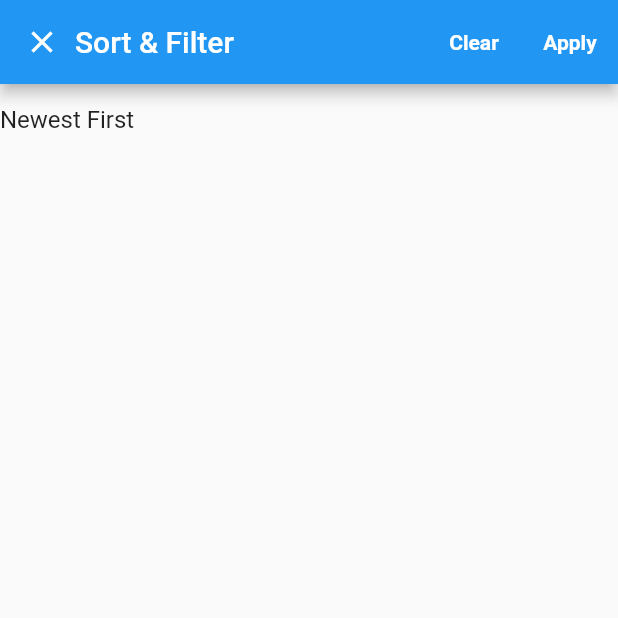
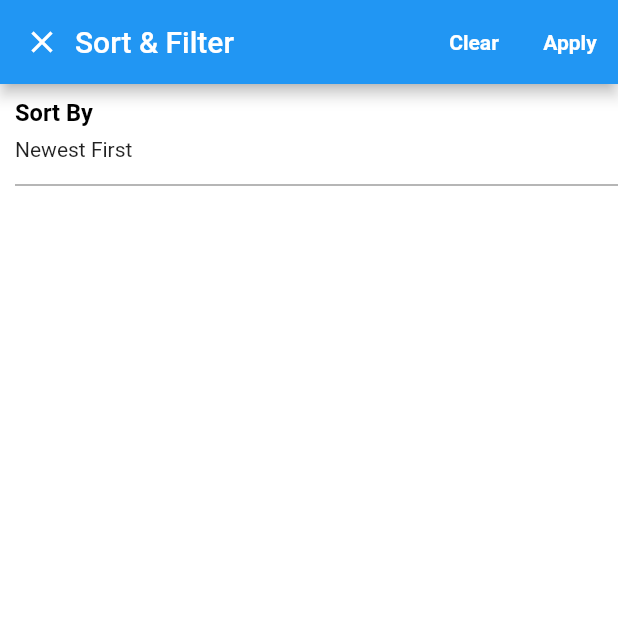
Before and after one commit to MARIA-AZRAR/MAD_Applications, a Flutter app: the screen it shows after launch, on a phone screen of 412 x 824 dp, the top half of it. Run offline on Flutter 3.47's test engine with Material 2 defaults, Android fonts, the light colour scheme and no system bars.

Commit message:
Dropdown Completed

```diff
--- a/feedbackapp/lib/main.dart
+++ b/feedbackapp/lib/main.dart
@@ -29,6 +29,7 @@ class _MyHomePageState extends State<MyHomePage> {
   @override
   Widget build(BuildContext context) {
     return Scaffold(
+      backgroundColor: Colors.white,
       appBar: AppBar(
         title: Row(
           //for the cross icon we need to use row
@@ -84,17 +85,27 @@ class _FeedbackState extends State<Feedback> {
 
   @override
   Widget build(BuildContext context) {
-    return Row(
+    return Column(
+      //Column for entire feedback form
+      crossAxisAlignment: CrossAxisAlignment.start, //Align elements to left
       children: [
-        Container(
-            child: DropdownButton(
+        Container(  //Container for dropdown
+            padding: EdgeInsets.fromLTRB(10, 0, 0, 0),
+            child: DropdownButtonFormField(
+              decoration: InputDecoration(
+                labelText: 'Sort By',
+                labelStyle: TextStyle(
+                  color: Colors.black,
+                  fontWeight: FontWeight.bold,
+                  fontSize: 21
+                )
+              ),
               value: dropdownvalue,
               icon: Icon(
                 Icons.arrow_drop_down,
                 size: 0.0,
                 color: Colors.white,
               ),
-          underline: Container(height: 0.0),
               onChanged: (String? newV) {
                 setState(() {
                   dropdownvalue = newV!;
@@ -108,52 +119,17 @@ class _FeedbackState extends State<Feedback> {
               ].map((String value) {
                 return DropdownMenuItem(
                   value: value,
-              child: Text(value),
+                  child: Text(
+                    value,
+                    style: TextStyle(fontSize: 14),
+                  ),
                 );
               }).toList(),
             )),
+        Container(  //Conatiner for transaction types
+
+        ),
       ],
     );
   }
 }
-
-
-/// This is the stateful widget that the main application instantiates.
-class MyStatefulWidget extends StatefulWidget {
-  const MyStatefulWidget({Key? key}) : super(key: key);
-
-  @override
-  _MyStatefulWidgetState createState() => _MyStatefulWidgetState();
-}
-
-/// This is the private State class that goes with MyStatefulWidget.
-class _MyStatefulWidgetState extends State<MyStatefulWidget> {
-  String dropdownValue = 'One';
-
-  @override
-  Widget build(BuildContext context) {
-    return DropdownButton<String>(
-      value: dropdownValue,
-      icon: const Icon(Icons.arrow_downward),
-      iconSize: 24,
-      elevation: 16,
-      style: const TextStyle(color: Colors.deepPurple),
-      underline: Container(
-        height: 2,
-        color: Colors.deepPurpleAccent,
-      ),
-      onChanged: (String? newValue) {
-        setState(() {
-          dropdownValue = newValue!;
-        });
-      },
-      items: <String>['One', 'Two', 'Free', 'Four']
-          .map<DropdownMenuItem<String>>((String value) {
-        return DropdownMenuItem<String>(
-          value: value,
-          child: Text(value),
-        );
-      }).toList(),
-    );
-  }
-}
```
Lines whose indentation alone changed are shown as unchanged.
